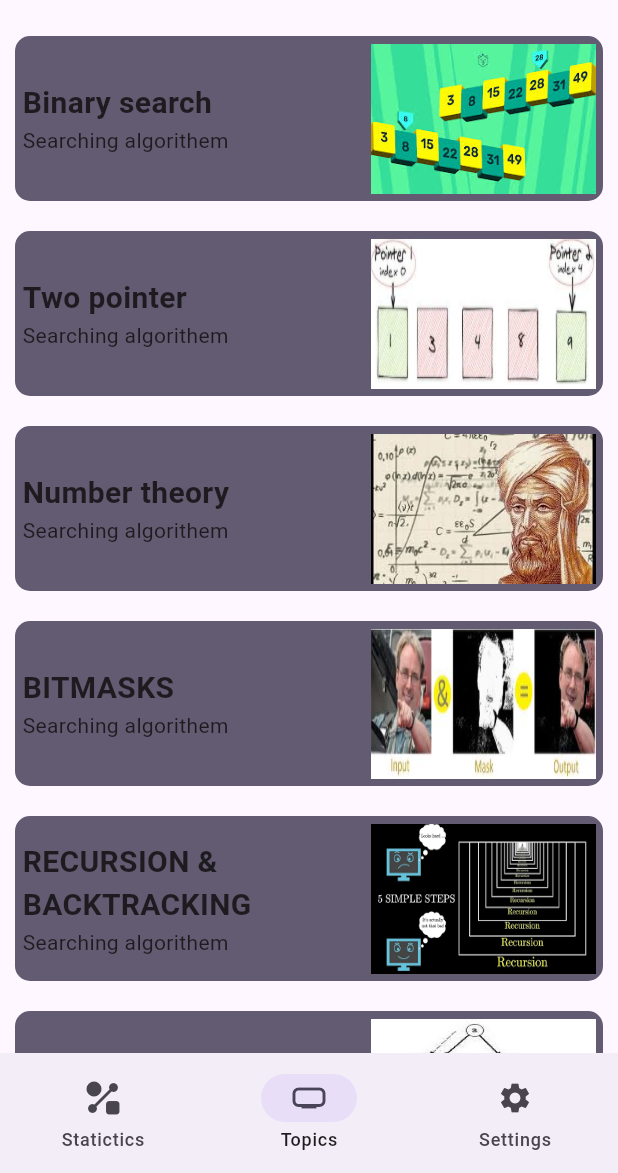
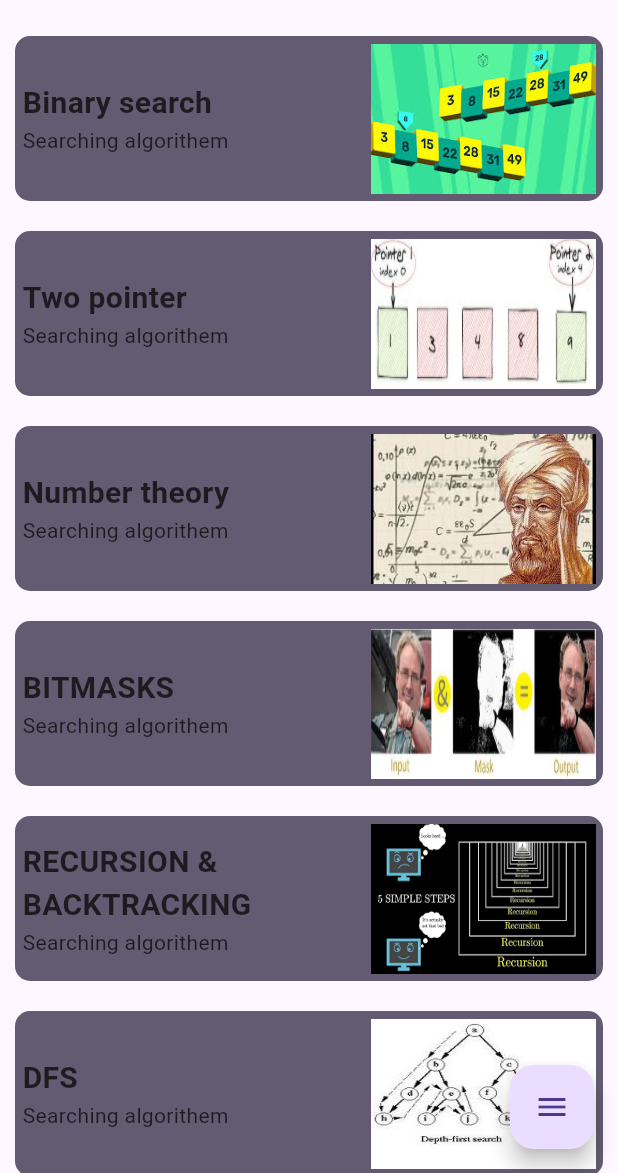
Before and after one commit to jAmikA78/DSA--Coach, a Flutter app: the screen it shows after launch, on a phone screen of 412 x 824 dp, the part 63-1236 px from its top. Run offline on Flutter 3.47's test engine with Material 3 defaults, Android fonts, the phone set to English and light mode, and no system bars; drawn by our look-alikes of flutter_expandable_fab; our stand-ins replace theme_provider, youtube_player_flutter.

Commit message:
add ExpandableFab to home page

```diff
--- a/lib/pages/HomePage.dart
+++ b/lib/pages/HomePage.dart
@@ -4,6 +4,7 @@ import 'package:dsa_coach/pages/Setting.dart';
 import 'package:dsa_coach/pages/Statictics.dart';
 import 'package:dsa_coach/pages/TopicsListPage.dart';
 import 'package:flutter/material.dart';
+import 'package:flutter_expandable_fab/flutter_expandable_fab.dart';
 
 class HomePage extends StatefulWidget {
   HomePage({super.key});
@@ -13,43 +14,38 @@ class HomePage extends StatefulWidget {
 }
 
 class _HomePageState extends State<HomePage> {
-  List _Pages = [
-    Statictics(),
-    TopicsList(),
-    SettingPage(),
-  ];
-
-  int _idx = 1;
-
-  List<NavigationDestination> navigationList = [
-    NavigationDestination(
-      icon: const Icon(Icons.shape_line),
-      selectedIcon: const Icon(Icons.shape_line_outlined),
-      label: "Statictics",
-    ),
-    NavigationDestination(
-      icon: const Icon(Icons.home_max),
-      selectedIcon: const Icon(Icons.home_max_outlined),
-      label: "Topics",
-    ),
-    NavigationDestination(
-      icon: const Icon(Icons.settings),
-      selectedIcon: const Icon(Icons.settings_outlined),
-      label: "Settings",
-    ),
-  ];
-
   @override
   Widget build(BuildContext context) {
     return Scaffold(
       appBar: AppBar(
         title: const Text('DSA  Coach'),
       ),
-      body: _Pages[_idx],
-      bottomNavigationBar: NavigationBar(
-        selectedIndex: _idx,
-        onDestinationSelected: (index) => setState(() => _idx = index),
-        destinations: navigationList,
+      body: TopicsList(),
+      floatingActionButtonLocation: ExpandableFab.location,
+      floatingActionButton: ExpandableFab(
+        type: ExpandableFabType.up,
+        distance: 50,
+        overlayStyle: ExpandableFabOverlayStyle(
+          blur: 5,
+        ),
+        children: [
+          FloatingActionButton.small(
+            heroTag: null,
+            child: const Icon(Icons.settings),
+            onPressed: () {
+              Navigator.push(context,
+                  MaterialPageRoute(builder: (context) => SettingPage()));
+            },
+          ),
+          FloatingActionButton.small(
+            heroTag: null,
+            child: const Icon(Icons.data_exploration),
+            onPressed: () {
+              Navigator.push(context,
+                  MaterialPageRoute(builder: (context) => Statictics()));
+            },
+          ),
+        ],
       ),
     );
   }
--- a/lib/pages/SolvingView.dart
+++ b/lib/pages/SolvingView.dart
@@ -53,15 +53,17 @@ class _SolvingViewState extends State<SolvingView> {
   // Reset button callback
   void _resetStopwatch() {
     // Reset the stopwatch to zero and update elapsed time
-    _stopwatch.reset();
-    _updateElapsedTime();
 
     setState(
       () {
         if (cnt == 0) {
+          solvingTime = _stopwatch.elapsed;
           cnt = 1;
           state = "Solving now !!";
+          _stopwatch.reset();
+          _updateElapsedTime();
         } else if (cnt == 1) {
+          thinkingTime = _stopwatch.elapsed;
           problemsTimes.add(
             {
               nOfWrongs: {thinkingTime: solvingTime}
--- a/pubspec.yaml
+++ b/pubspec.yaml
@@ -38,6 +38,7 @@ dependencies:
   youtube_player_flutter: ^9.0.1
   theme_provider: ^0.6.0
   url_launcher: ^6.2.6
+  flutter_expandable_fab: ^2.0.0
 
 dev_dependencies:
   flutter_test:
```
Also changed, not shown: lib/pages/Setting.dart (+6 -1 lines), lib/pages/Statictics.dart (+80 -2 lines), pubspec.lock.
